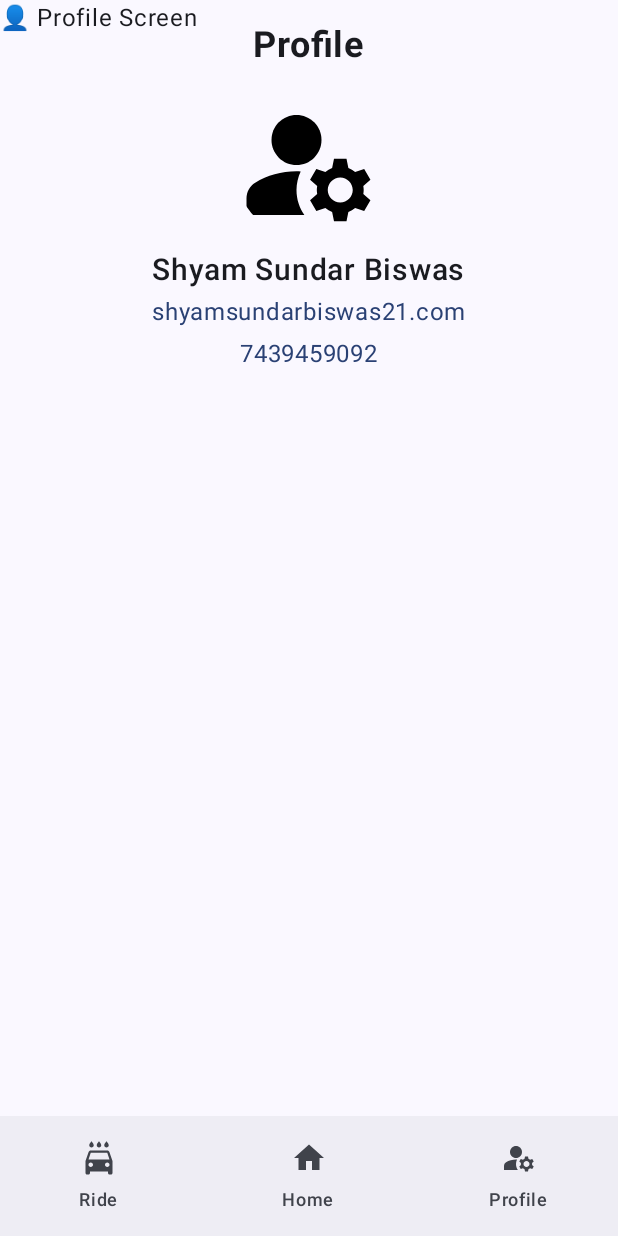
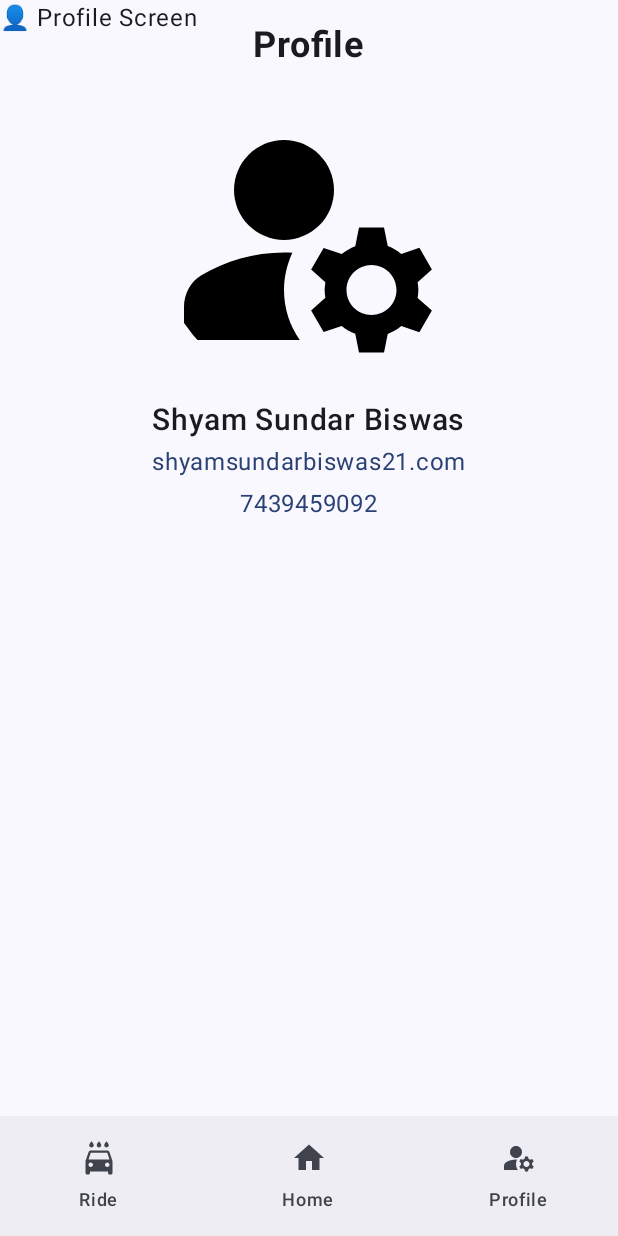
Before and after one commit to shyam21biswas/FindRide, an Android app built with Jetpack Compose: the ProfileScreen screen opened through its navigation route, on a phone screen of 412 x 824 dp. Run offline under Robolectric (Android 15) with nearby library versions, the phone set to English and light mode, and no system bars; our stand-ins replace Timber, accompanist; libraries missing offline, so code that uses them is left out: com.google.accompanist.navigation; 4 statements that could not run were skipped.

```diff
--- a/app/src/main/java/com/example/place3mapbar/Auth/Authen_Screen01.kt
+++ b/app/src/main/java/com/example/place3mapbar/Auth/Authen_Screen01.kt
@@ -18,7 +18,7 @@ import androidx.datastore.preferences.preferencesDataStore
 
 
 
-val Context.dataStore by preferencesDataStore("user_prefs")
+val Context.dataStore by preferencesDataStore("user_pref")
 
 @Composable
 fun AuthScreen(navController: NavController, viewModel: AuthViewModel) {
--- a/app/src/main/java/com/example/place3mapbar/Authebtication_Screen.kt
+++ /dev/null
@@ -1 +0,0 @@
-package com.example.place3mapbar
--- a/app/src/main/java/com/example/place3mapbar/MainActivity.kt
+++ b/app/src/main/java/com/example/place3mapbar/MainActivity.kt
@@ -21,13 +21,17 @@ import com.example.place3mapbar.Auth.AuthScreen
 import com.example.place3mapbar.Auth.AuthViewModel
 import com.example.place3mapbar.ui.theme.Place3mapbarTheme
 import com.google.android.libraries.places.api.Places
+import com.google.firebase.FirebaseApp
 import com.strongtogether.googlemapsjetpackcompose.utils.ManifestUtils
 import kotlinx.coroutines.runBlocking
 
 class MainActivity : ComponentActivity() {
     override fun onCreate(savedInstanceState: Bundle?) {
         super.onCreate(savedInstanceState)
-       //forget where it use for now in clg after add auth screen // Retrieve the API key from the manifest file
+        // Initialize Firebase
+      //  FirebaseApp.initializeApp(this)
+
+         // Retrieve the API key from the manifest file
         val apiKey = ManifestUtils.getApiKeyFromManifest(this)
         // Initialize the Places API with the retrieved API key
         if (!Places.isInitialized() && apiKey != null) {
@@ -46,26 +50,16 @@ class MainActivity : ComponentActivity() {
         enableEdgeToEdge()
         setContent {
             Place3mapbarTheme {
-                val mapViewModel = MapViewModel()
-                //MapScreen(
-                //    mapViewModel
-               // )
-                //GoogleMapWithRoute()
 
-               // BottomNavScreen()
-
-                val navController = rememberNavController()
+               val navController = rememberNavController()
 
                 NavHost(navController, startDestination = startDestination) {
                     composable("auth") { AuthScreen(navController, authViewModel) }
                     composable("main") { BottomNavScreen() } // ✅ Using your Scaffold function
                 }
-                //BottomSheetDemo()
-                //BottomNavScree()
+
 
             }
         }
     }
 }
-
-//AIzaSyBbW_UEhUa4siydX7A1JWc-NFmRqVgTYVo
--- a/app/src/main/java/com/example/place3mapbar/MapScreen.kt
+++ b/app/src/main/java/com/example/place3mapbar/MapScreen.kt
@@ -50,7 +50,9 @@ import com.google.maps.android.compose.MarkerState
 import com.google.maps.android.compose.rememberCameraPositionState
 import com.google.maps.android.compose.rememberMarkerState
 import timber.log.Timber
-
+//to store global user current location coordinates
+var ved: String = ""
+var shyam : String = ""
 
 @OptIn(ExperimentalMaterial3Api::class)
 @Composable
@@ -86,12 +88,12 @@ fun MapScreen(mapViewModel: MapViewModel) {
             Timber.e("Location permission was denied by the user.")
         }
     }
-    val mapProperties = MapProperties(
+  /*  val mapProperties = MapProperties(
            mapStyleOptions = MapStyleOptions.loadRawResourceStyle(
                context,
                 R.raw.stylemap
            )
-          )
+          )*/
 
 // Request the location permission when the composable is launched
     LaunchedEffect(Unit) {
@@ -113,42 +115,31 @@ fun MapScreen(mapViewModel: MapViewModel) {
     }
 
     // Layout that includes the search bar and the map, arranged in a vertical column
-    // Column(modifier = Modifier.fillMaxSize()) {
-    //  Spacer(modifier = Modifier.height(18.dp)) // Add a spacer with a height of 18dp to push the search bar down
-    Box(modifier = Modifier.fillMaxSize())
+     Box(modifier = Modifier.fillMaxSize())
     {
-        // Add the search bar component
-        // SearchBar(
-        //
-        //   onPlaceSelected = { /*place ->
-        //       // When a place is selected from the search bar, update the selected location
-        //      mapViewModel.selectLocation(place, context)*/
-        //   }
-        //  )
+
 
 
         // Display the Google Map
         GoogleMap(
             modifier = Modifier.fillMaxSize(),
             cameraPositionState = cameraPositionState,
-            properties = mapProperties,
+            //properties = mapProperties,
 
             onMapClick = { latLng ->
                 // Update the coordinates when the map is clicked
                 currentCoordinates.value = latLng
             }
         ) {
-            /*Marker(
-                state = rememberMarkerState(position = LatLng(26.8467, 80.9462)),
-                title = "Lucknow",
-                snippet = "Capital of Uttar Pradesh"
-            )*/
+
             userLocation?.let {
                 Marker(
                     state = MarkerState(position = it), // Place the marker at the user's location
                     title = "Your Location", // Set the title for the marker
                     snippet = "This is where you are currently located." // Set the snippet for the marker
                 )
+                ved = it.toString() // Store the user's location as a string
+
                 // Move the camera to the user's location with a zoom level of 10f
                 cameraPositionState.position = CameraPosition.fromLatLngZoom(it, 18f)
             }
@@ -188,7 +179,7 @@ fun MapScreen(mapViewModel: MapViewModel) {
                 .fillMaxWidth()
                 .padding(16.dp)
                 .align(Alignment.TopCenter),
-            context = context , textname = "search place"
+            context = context , textname = ved
         ) { placeId, latLng ->
             selectedLocations = latLng
             cameraPositionState.move(
@@ -198,23 +189,7 @@ fun MapScreen(mapViewModel: MapViewModel) {
         }
 
 
-        // Spacer(modifier = Modifier.height(24.dp))
-        /*Card(
-        modifier = Modifier
-            .fillMaxWidth()
-            .padding(42.dp)
-            .align(Alignment.TopCenter),
-        elevation = CardDefaults.cardElevation(defaultElevation = 8.dp),
-        colors = CardDefaults.cardColors(containerColor = Color.White)
-    )
-    {
-            Text(
-                text = "shyam",
-                modifier = Modifier.padding(16.dp),
-                fontWeight = FontWeight.Bold,
-                color = Color.Black
-            )
-        }*/
+
         var showBottomSheet by remember { mutableStateOf(false) }
 
          FloatingActionButton(
@@ -276,7 +251,6 @@ fun MapScreen(mapViewModel: MapViewModel) {
 
                     }
 
-
                     Spacer(modifier = Modifier.height(20.dp))
                 }
             }
--- a/app/src/main/java/com/example/place3mapbar/Profile Screen.kt
+++ b/app/src/main/java/com/example/place3mapbar/Profile Screen.kt
@@ -36,7 +36,7 @@ fun Profile() {
             painter = painterResource(id = R.drawable.baseline_manage_accounts_24), // Replace with actual image in res/drawable
             contentDescription = "Profile Picture",
             modifier = Modifier
-                .size(100.dp)
+                .size(200.dp)
                 .clip(CircleShape)
         )
 
--- a/app/src/main/java/com/example/place3mapbar/viewmodel.kt
+++ b/app/src/main/java/com/example/place3mapbar/viewmodel.kt
@@ -2,9 +2,7 @@ package com.example.place3mapbar
 
 import android.content.Context
 import android.content.pm.PackageManager
-import android.location.Geocoder
-import androidx.activity.compose.rememberLauncherForActivityResult
-import androidx.activity.result.contract.ActivityResultContracts
+
 import androidx.compose.runtime.State
 import androidx.compose.runtime.mutableStateOf
 import androidx.compose.runtime.remember
@@ -32,26 +30,7 @@ class MapViewModel: ViewModel() {
     val selectedLocation: State<LatLng?> = _selectedLocation
 
 
-  /*  fun fetchUserLocation(context: Context, fusedLocationClient: FusedLocationProviderClient) {
-       // Check if the location permission is granted
-        if (ContextCompat.checkSelfPermission(context, android.Manifest.permission.ACCESS_FINE_LOCATION) == PackageManager.PERMISSION_GRANTED) {
-            try {
-                // Fetch the last known location
-                fusedLocationClient.lastLocation.addOnSuccessListener { location ->
-                    location?.let {
-                        // Update the user's location in the state
-                        val userLatLng = LatLng(it.latitude, it.longitude)
-                        _userLocation.value = userLatLng
 
-                    }
-                }
-            } catch (e: SecurityException) {
-                 Timber.e("Permission for location access was revoked: ${e.localizedMessage}")
-            }
-        } else {
-            Timber.e("Location permission is not granted.")
-        }
-    }*/
 
     fun fetchUserLocation(context: Context, fusedLocationClient: FusedLocationProviderClient) {
         if (ContextCompat.checkSelfPermission(context, android.Manifest.permission.ACCESS_FINE_LOCATION) == PackageManager.PERMISSION_GRANTED) {
@@ -74,24 +53,7 @@ class MapViewModel: ViewModel() {
         }
     }
 
-    // Function to geocode the selected place and update the selected location state
-    fun selectLocation(selectedPlace: String, context: Context) {
-        viewModelScope.launch {
-            val geocoder = Geocoder(context)
-            val addresses = withContext(Dispatchers.IO) {
-                // Perform geocoding on a background thread
-                geocoder.getFromLocationName(selectedPlace, 1)
-            }
-            if (!addresses.isNullOrEmpty()) {
-                // Update the selected location in the state
-                val address = addresses[0]
-                val latLng = LatLng(address.latitude, address.longitude)
-                _selectedLocation.value = latLng
-            } else {
-                Timber.tag("MapScreen").e("No location found for the selected place.")
-            }
-        }
-    }
+
 
 
 }
--- a/app/src/main/res/values/strings.xml
+++ b/app/src/main/res/values/strings.xml
@@ -1,3 +1,4 @@
 <resources>
     <string name="app_name">place3mapbar</string>
+
 </resources>
--- a/build.gradle.kts
+++ b/build.gradle.kts
@@ -3,4 +3,5 @@ plugins {
     alias(libs.plugins.android.application) apply false
     alias(libs.plugins.kotlin.android) apply false
     alias(libs.plugins.kotlin.compose) apply false
+    id("com.google.gms.google-services") version "4.4.2" apply false
 }
```
Also changed, not shown: app/build.gradle.kts (+22 -1 lines), app/src/main/java/com/example/place3mapbar/route check.kt (added, +156 -0 lines).
